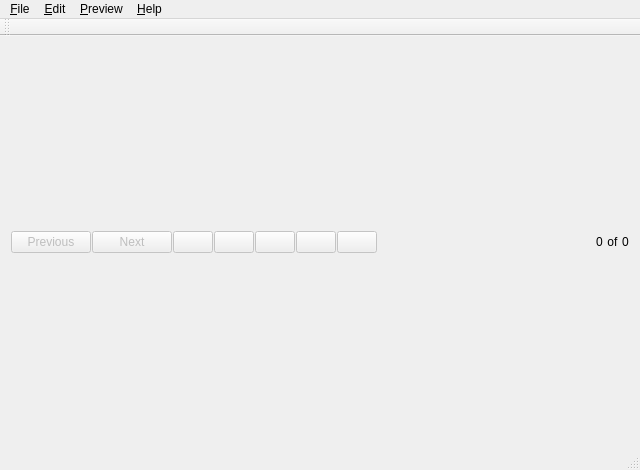
This is qimageviewer.ui in abodnyaUA/qimageviewer as Qt 5 draws it before an edit. The edited form follows.
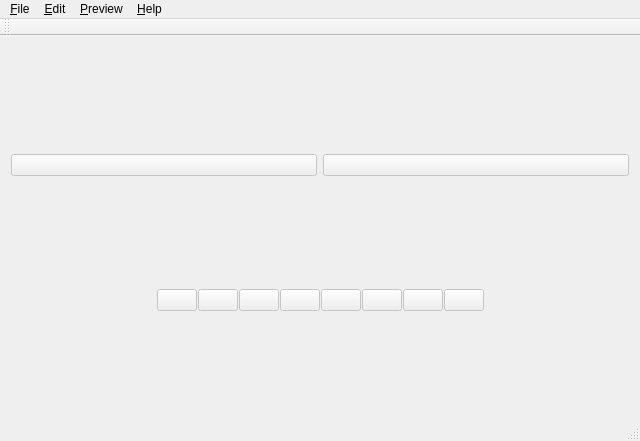
This is the edited form. Icons and pictures are not drawn.

```diff
--- a/qimageviewer.ui
+++ b/qimageviewer.ui
@@ -7,7 +7,7 @@
     <x>0</x>
     <y>0</y>
     <width>640</width>
-    <height>470</height>
+    <height>441</height>
    </rect>
   </property>
   <property name="windowTitle">
@@ -19,25 +19,15 @@
   </property>
   <widget class="QWidget" name="centralWidget">
    <layout class="QVBoxLayout" name="verticalLayout_2">
+    <property name="bottomMargin">
+     <number>0</number>
+    </property>
     <item>
-     <layout class="QGridLayout" name="gridLayout">
-      <property name="sizeConstraint">
-       <enum>QLayout::SetMinimumSize</enum>
-      </property>
-      <property name="spacing">
-       <number>1</number>
-      </property>
-      <item row="0" column="4">
-       <widget class="QPushButton" name="zoomDecButton">
-        <property name="enabled">
-         <bool>false</bool>
-        </property>
-        <property name="text">
-         <string/>
-        </property>
-       </widget>
-      </item>
-      <item row="0" column="0">
+     <layout class="QHBoxLayout" name="panelTopLayout"/>
+    </item>
+    <item>
+     <layout class="QHBoxLayout" name="imageLayout">
+      <item>
        <widget class="QPushButton" name="prevButton">
         <property name="enabled">
          <bool>false</bool>
@@ -46,25 +36,14 @@
          <locale language="English" country="Kenya"/>
         </property>
         <property name="text">
-         <string>Previous</string>
+         <string/>
         </property>
        </widget>
       </item>
-      <item row="0" column="9">
-       <widget class="QLabel" name="image_currentIndex_label">
-        <property name="text">
-         <string>0</string>
-        </property>
-       </widget>
+      <item>
+       <layout class="QVBoxLayout" name="verticalLayout"/>
       </item>
-      <item row="0" column="11">
-       <widget class="QLabel" name="image_amount_label">
-        <property name="text">
-         <string>0</string>
-        </property>
-       </widget>
-      </item>
-      <item row="0" column="1">
+      <item>
        <widget class="QPushButton" name="nextButton">
         <property name="enabled">
          <bool>false</bool>
@@ -73,21 +52,34 @@
          <locale language="English" country="Kenya"/>
         </property>
         <property name="text">
-         <string>Next</string>
+         <string/>
         </property>
        </widget>
       </item>
-      <item row="0" column="10">
-       <widget class="QLabel" name="image_between_label">
-        <property name="locale">
-         <locale language="English" country="UnitedStates"/>
+     </layout>
+    </item>
+    <item>
+     <layout class="QHBoxLayout" name="panelBottomLayout">
+      <property name="spacing">
+       <number>1</number>
+      </property>
+      <property name="sizeConstraint">
+       <enum>QLayout::SetMinimumSize</enum>
+      </property>
+      <item>
+       <spacer name="panelLeftHorizontalSpacer">
+        <property name="orientation">
+         <enum>Qt::Horizontal</enum>
         </property>
-        <property name="text">
-         <string> of </string>
+        <property name="sizeHint" stdset="0">
+         <size>
+          <width>40</width>
+          <height>20</height>
+         </size>
         </property>
-       </widget>
+       </spacer>
       </item>
-      <item row="0" column="3">
+      <item>
        <widget class="QPushButton" name="zoomIncButton">
         <property name="enabled">
          <bool>false</bool>
@@ -97,7 +89,37 @@
         </property>
        </widget>
       </item>
-      <item row="0" column="5">
+      <item>
+       <widget class="QPushButton" name="zoomDecButton">
+        <property name="enabled">
+         <bool>false</bool>
+        </property>
+        <property name="text">
+         <string/>
+        </property>
+       </widget>
+      </item>
+      <item>
+       <widget class="QPushButton" name="zoomWindowButton">
+        <property name="enabled">
+         <bool>false</bool>
+        </property>
+        <property name="text">
+         <string/>
+        </property>
+       </widget>
+      </item>
+      <item>
+       <widget class="QPushButton" name="zoomOriginalButton">
+        <property name="enabled">
+         <bool>false</bool>
+        </property>
+        <property name="text">
+         <string/>
+        </property>
+       </widget>
+      </item>
+      <item>
        <widget class="QPushButton" name="rotateRightButton">
         <property name="enabled">
          <bool>false</bool>
@@ -107,7 +129,7 @@
         </property>
        </widget>
       </item>
-      <item row="0" column="6">
+      <item>
        <widget class="QPushButton" name="rotateLeftButton">
         <property name="enabled">
          <bool>false</bool>
@@ -117,7 +139,7 @@
         </property>
        </widget>
       </item>
-      <item row="0" column="7">
+      <item>
        <widget class="QPushButton" name="fullscreenButton">
         <property name="enabled">
          <bool>false</bool>
@@ -127,8 +149,18 @@
         </property>
        </widget>
       </item>
-      <item row="0" column="8">
-       <spacer name="horizontalSpacer_2">
+      <item>
+       <widget class="QPushButton" name="slideshowButton">
+        <property name="enabled">
+         <bool>false</bool>
+        </property>
+        <property name="text">
+         <string/>
+        </property>
+       </widget>
+      </item>
+      <item>
+       <spacer name="panelRightHorizontalSpacer">
         <property name="orientation">
          <enum>Qt::Horizontal</enum>
         </property>
```
Left out of the diff: 86 changed lines with no effect on the pictures.
